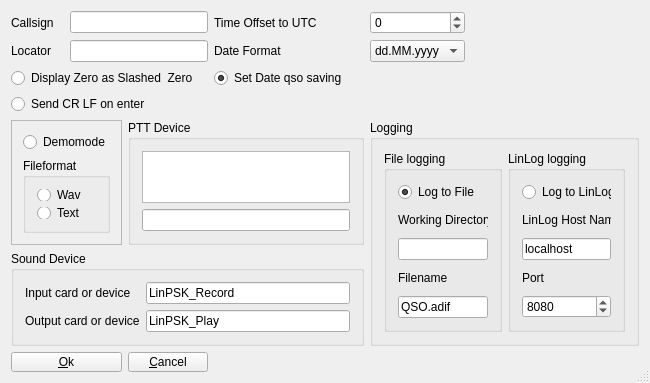
dl1ksv/linpsk, file gui/generalsettings.ui: the form before one commit.
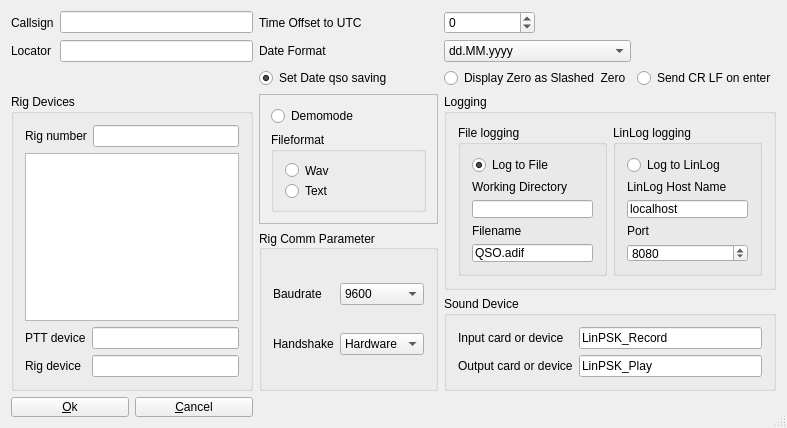
The form after the commit.

Commit message: Start using hamlib

```diff
--- a/gui/generalsettings.ui
+++ b/gui/generalsettings.ui
@@ -6,8 +6,8 @@
    <rect>
     <x>0</x>
     <y>0</y>
-    <width>650</width>
-    <height>383</height>
+    <width>787</width>
+    <height>428</height>
    </rect>
   </property>
   <property name="sizePolicy">
@@ -37,45 +37,19 @@
   <property name="sizeGripEnabled">
    <bool>true</bool>
   </property>
-  <layout class="QGridLayout" name="gridLayout_2">
-   <item row="0" column="0">
-    <widget class="QLabel" name="CallsignL">
-     <property name="frameShape">
-      <enum>QFrame::NoFrame</enum>
+  <layout class="QGridLayout" name="gridLayout_6">
+   <item row="1" column="5">
+    <spacer name="horizontalSpacer_7">
+     <property name="orientation">
+      <enum>Qt::Horizontal</enum>
      </property>
-     <property name="frameShadow">
-      <enum>QFrame::Plain</enum>
+     <property name="sizeHint" stdset="0">
+      <size>
+       <width>178</width>
+       <height>20</height>
+      </size>
      </property>
-     <property name="text">
-      <string>Callsign</string>
-     </property>
-     <property name="wordWrap">
-      <bool>false</bool>
-     </property>
-    </widget>
-   </item>
-   <item row="0" column="1" colspan="2">
-    <widget class="QLineEdit" name="Callsign"/>
-   </item>
-   <item row="0" column="3">
-    <widget class="QLabel" name="UTCL">
-     <property name="text">
-      <string>Time Offset to UTC</string>
-     </property>
-     <property name="wordWrap">
-      <bool>false</bool>
-     </property>
-    </widget>
-   </item>
-   <item row="0" column="4">
-    <widget class="QSpinBox" name="UTC">
-     <property name="minimum">
-      <number>-12</number>
-     </property>
-     <property name="maximum">
-      <number>12</number>
-     </property>
-    </widget>
+    </spacer>
    </item>
    <item row="0" column="5">
     <spacer name="horizontalSpacer_6">
@@ -90,24 +64,7 @@
      </property>
     </spacer>
    </item>
-   <item row="1" column="0">
-    <widget class="QLabel" name="label_3">
-     <property name="text">
-      <string>Locator</string>
-     </property>
-    </widget>
-   </item>
-   <item row="1" column="1" colspan="2">
-    <widget class="QLineEdit" name="myLocator"/>
-   </item>
-   <item row="1" column="3">
-    <widget class="QLabel" name="label_6">
-     <property name="text">
-      <string>Date Format</string>
-     </property>
-    </widget>
-   </item>
-   <item row="1" column="4">
+   <item row="1" column="3" colspan="2">
     <widget class="QComboBox" name="dateFormat">
      <property name="whatsThis">
       <string>describes the format displaying the date within qsodata </string>
@@ -124,20 +81,10 @@
      </item>
     </widget>
    </item>
-   <item row="1" column="5">
-    <spacer name="horizontalSpacer_7">
-     <property name="orientation">
-      <enum>Qt::Horizontal</enum>
-     </property>
-     <property name="sizeHint" stdset="0">
-      <size>
-       <width>178</width>
-       <height>20</height>
-      </size>
-     </property>
-    </spacer>
+   <item row="0" column="1">
+    <widget class="QLineEdit" name="Callsign"/>
    </item>
-   <item row="2" column="0" colspan="3">
+   <item row="2" column="3" colspan="2">
     <widget class="QRadioButton" name="SlashedZero">
      <property name="font">
       <font/>
@@ -150,43 +97,7 @@
      </property>
     </widget>
    </item>
-   <item row="3" column="0" colspan="3">
-    <widget class="QRadioButton" name="autoCrLf">
-     <property name="enabled">
-      <bool>true</bool>
-     </property>
-     <property name="text">
-      <string>Send CR LF on enter</string>
-     </property>
-    </widget>
-   </item>
-   <item row="3" column="3">
-    <spacer name="horizontalSpacer_4">
-     <property name="orientation">
-      <enum>Qt::Horizontal</enum>
-     </property>
-     <property name="sizeHint" stdset="0">
-      <size>
-       <width>129</width>
-       <height>20</height>
-      </size>
-     </property>
-    </spacer>
-   </item>
-   <item row="3" column="4" colspan="2">
-    <spacer name="horizontalSpacer_5">
-     <property name="orientation">
-      <enum>Qt::Horizontal</enum>
-     </property>
-     <property name="sizeHint" stdset="0">
-      <size>
-       <width>283</width>
-       <height>20</height>
-      </size>
-     </property>
-    </spacer>
-   </item>
-   <item row="4" column="0" colspan="2">
+   <item row="4" column="2">
     <widget class="QFrame" name="frame">
      <property name="frameShape">
       <enum>QFrame::StyledPanel</enum>
@@ -234,50 +145,152 @@
      </layout>
     </widget>
    </item>
-   <item row="6" column="0" colspan="2">
-    <widget class="QPushButton" name="buttonOk">
+   <item row="1" column="2">
+    <widget class="QLabel" name="label_6">
+     <property name="text">
+      <string>Date Format</string>
+     </property>
+    </widget>
+   </item>
+   <item row="1" column="0">
+    <widget class="QLabel" name="label_3">
+     <property name="text">
+      <string>Locator</string>
+     </property>
+    </widget>
+   </item>
+   <item row="1" column="1">
+    <widget class="QLineEdit" name="myLocator"/>
+   </item>
+   <item row="2" column="2">
+    <widget class="QRadioButton" name="autoDate">
      <property name="minimumSize">
       <size>
-       <width>80</width>
-       <height>20</height>
+       <width>150</width>
+       <height>0</height>
       </size>
      </property>
-     <property name="font">
-      <font/>
-     </property>
-     <property name="focusPolicy">
-      <enum>Qt::ClickFocus</enum>
-     </property>
      <property name="text">
-      <string>&amp;Ok</string>
+      <string>Set Date qso saving</string>
      </property>
-     <property name="shortcut">
-      <string>Alt+O</string>
+     <property name="checked">
+      <bool>true</bool>
      </property>
-     <property name="autoDefault">
-      <bool>false</bool>
-     </property>
-     <property name="default">
+     <property name="autoExclusive">
       <bool>false</bool>
      </property>
     </widget>
    </item>
-   <item row="4" column="2" colspan="2">
+   <item row="4" column="0" rowspan="3" colspan="2">
     <widget class="QGroupBox" name="groupBox_2">
      <property name="title">
-      <string>PTT Device</string>
+      <string>Rig Devices</string>
      </property>
      <layout class="QVBoxLayout" name="verticalLayout_5">
+      <item>
+       <layout class="QHBoxLayout" name="horizontalLayout">
+        <item>
+         <widget class="QLabel" name="label_11">
+          <property name="text">
+           <string>Rig number</string>
+          </property>
+         </widget>
+        </item>
+        <item>
+         <widget class="QLineEdit" name="modelNr">
+          <property name="toolTip">
+           <string>Set Rig number as defined in hamlib</string>
+          </property>
+          <property name="inputMask">
+           <string extracomment="Modelnumber from hamlib">0999</string>
+          </property>
+          <property name="alignment">
+           <set>Qt::AlignRight|Qt::AlignTrailing|Qt::AlignVCenter</set>
+          </property>
+         </widget>
+        </item>
+       </layout>
+      </item>
       <item>
        <widget class="QListView" name="AvailableDevices"/>
       </item>
       <item>
-       <widget class="QLineEdit" name="SelectedDevice"/>
+       <layout class="QGridLayout" name="gridLayout_2">
+        <item row="0" column="1">
+         <widget class="QLineEdit" name="pttDevice"/>
+        </item>
+        <item row="0" column="0">
+         <widget class="QLabel" name="label_9">
+          <property name="text">
+           <string>PTT device</string>
+          </property>
+         </widget>
+        </item>
+        <item row="1" column="0">
+         <widget class="QLabel" name="label_10">
+          <property name="text">
+           <string>Rig device</string>
+          </property>
+         </widget>
+        </item>
+        <item row="1" column="1">
+         <widget class="QLineEdit" name="rigControl"/>
+        </item>
+       </layout>
       </item>
      </layout>
     </widget>
    </item>
-   <item row="4" column="4" rowspan="2" colspan="2">
+   <item row="7" column="2">
+    <spacer name="horizontalSpacer_8">
+     <property name="orientation">
+      <enum>Qt::Horizontal</enum>
+     </property>
+     <property name="sizeHint" stdset="0">
+      <size>
+       <width>40</width>
+       <height>20</height>
+      </size>
+     </property>
+    </spacer>
+   </item>
+   <item row="0" column="3">
+    <widget class="QSpinBox" name="UTC">
+     <property name="minimum">
+      <number>-12</number>
+     </property>
+     <property name="maximum">
+      <number>12</number>
+     </property>
+    </widget>
+   </item>
+   <item row="0" column="0">
+    <widget class="QLabel" name="CallsignL">
+     <property name="frameShape">
+      <enum>QFrame::NoFrame</enum>
+     </property>
+     <property name="frameShadow">
+      <enum>QFrame::Plain</enum>
+     </property>
+     <property name="text">
+      <string>Callsign</string>
+     </property>
+     <property name="wordWrap">
+      <bool>false</bool>
+     </property>
+    </widget>
+   </item>
+   <item row="0" column="2">
+    <widget class="QLabel" name="UTCL">
+     <property name="text">
+      <string>Time Offset to UTC</string>
+     </property>
+     <property name="wordWrap">
+      <bool>false</bool>
+     </property>
+    </widget>
+   </item>
+   <item row="4" column="3" rowspan="2" colspan="3">
     <widget class="QGroupBox" name="groupBox_3">
      <property name="title">
       <string>Logging</string>
@@ -388,7 +401,106 @@
      </layout>
     </widget>
    </item>
-   <item row="5" column="0" colspan="4">
+   <item row="5" column="2" rowspan="2">
+    <widget class="QGroupBox" name="groupBox">
+     <property name="title">
+      <string>Rig Comm Parameter</string>
+     </property>
+     <property name="alignment">
+      <set>Qt::AlignLeading|Qt::AlignLeft|Qt::AlignVCenter</set>
+     </property>
+     <layout class="QGridLayout" name="gridLayout_5">
+      <item row="0" column="0">
+       <widget class="QLabel" name="label_14">
+        <property name="text">
+         <string>Baudrate</string>
+        </property>
+       </widget>
+      </item>
+      <item row="0" column="1">
+       <widget class="QComboBox" name="baudRate">
+        <property name="toolTip">
+         <string>Select Baudrate</string>
+        </property>
+        <property name="currentIndex">
+         <number>3</number>
+        </property>
+        <item>
+         <property name="text">
+          <string>1200</string>
+         </property>
+        </item>
+        <item>
+         <property name="text">
+          <string>2400</string>
+         </property>
+        </item>
+        <item>
+         <property name="text">
+          <string>4800</string>
+         </property>
+        </item>
+        <item>
+         <property name="text">
+          <string>9600</string>
+         </property>
+        </item>
+        <item>
+         <property name="text">
+          <string>19200</string>
+         </property>
+        </item>
+        <item>
+         <property name="text">
+          <string>38400</string>
+         </property>
+        </item>
+        <item>
+         <property name="text">
+          <string>57600</string>
+         </property>
+        </item>
+       </widget>
+      </item>
+      <item row="1" column="0">
+       <widget class="QLabel" name="label_15">
+        <property name="text">
+         <string>Handshake</string>
+        </property>
+       </widget>
+      </item>
+      <item row="1" column="1">
+       <widget class="QComboBox" name="handShake">
+        <property name="toolTip">
+         <string>Select Handshake</string>
+        </property>
+        <property name="currentIndex">
+         <number>1</number>
+        </property>
+        <property name="maxVisibleItems">
+         <number>3</number>
+        </property>
+        <item>
+         <property name="text">
+          <string>None</string>
+         </property>
+        </item>
+        <item>
+         <property name="text">
+          <string>Hardware</string>
+         </property>
+        </item>
+        <item>
+         <property name="text">
+          <string>XonXoff</string>
+         </property>
+        </item>
+       </widget>
+      </item>
+     </layout>
+    </widget>
+   </item>
+   <item row="6" column="3" colspan="3">
     <widget class="QGroupBox" name="SoundDeviceBox">
      <property name="title">
       <string>Sound Device</string>
@@ -425,95 +537,105 @@
      </layout>
     </widget>
    </item>
-   <item row="6" column="4" colspan="2">
-    <spacer name="horizontalSpacer_3">
-     <property name="orientation">
-      <enum>Qt::Horizontal</enum>
-     </property>
-     <property name="sizeHint" stdset="0">
-      <size>
-       <width>115</width>
-       <height>20</height>
-      </size>
-     </property>
-    </spacer>
+   <item row="7" column="0" colspan="2">
+    <layout class="QHBoxLayout" name="horizontalLayout_2">
+     <item>
+      <widget class="QPushButton" name="buttonOk">
+       <property name="minimumSize">
+        <size>
+         <width>80</width>
+         <height>20</height>
+        </size>
+       </property>
+       <property name="font">
+        <font/>
+       </property>
+       <property name="focusPolicy">
+        <enum>Qt::ClickFocus</enum>
+       </property>
+       <property name="text">
+        <string>&amp;Ok</string>
+       </property>
+       <property name="shortcut">
+        <string>Alt+O</string>
+       </property>
+       <property name="autoDefault">
+        <bool>false</bool>
+       </property>
+       <property name="default">
+        <bool>false</bool>
+       </property>
+      </widget>
+     </item>
+     <item>
+      <widget class="QPushButton" name="buttonCancel">
+       <property name="minimumSize">
+        <size>
+         <width>80</width>
+         <height>20</height>
+        </size>
+       </property>
+       <property name="font">
+        <font/>
+       </property>
+       <property name="focusPolicy">
+        <enum>Qt::ClickFocus</enum>
+       </property>
+       <property name="text">
+        <string>&amp;Cancel</string>
+       </property>
+       <property name="shortcut">
+        <string/>
+       </property>
+       <property name="autoDefault">
+        <bool>false</bool>
+       </property>
+       <property name="default">
+        <bool>false</bool>
+       </property>
+       <property name="flat">
+        <bool>false</bool>
+       </property>
+      </widget>
+     </item>
+    </layout>
    </item>
-   <item row="6" column="2">
-    <widget class="QPushButton" name="buttonCancel">
-     <property name="minimumSize">
-      <size>
-       <width>80</width>
-       <height>20</height>
-      </size>
-     </property>
-     <property name="font">
-      <font/>
-     </property>
-     <property name="focusPolicy">
-      <enum>Qt::ClickFocus</enum>
-     </property>
-     <property name="text">
-      <string>&amp;Cancel</string>
-     </property>
-     <property name="shortcut">
-      <string/>
-     </property>
-     <property name="autoDefault">
-      <bool>false</bool>
-     </property>
-     <property name="default">
-      <bool>false</bool>
-     </property>
-     <property name="flat">
-      <bool>false</bool>
-     </property>
-    </widget>
-   </item>
-   <item row="6" column="3">
-    <spacer name="horizontalSpacer_8">
-     <property name="orientation">
-      <enum>Qt::Horizontal</enum>
-     </property>
-     <property name="sizeHint" stdset="0">
-      <size>
-       <width>40</width>
-       <height>20</height>
-      </size>
-     </property>
-    </spacer>
-   </item>
-   <item row="2" column="4" colspan="2">
-    <spacer name="horizontalSpacer_2">
-     <property name="orientation">
-      <enum>Qt::Horizontal</enum>
-     </property>
-     <property name="sizeHint" stdset="0">
-      <size>
-       <width>115</width>
-       <height>20</height>
-      </size>
-     </property>
-    </spacer>
-   </item>
-   <item row="2" column="3">
-    <widget class="QRadioButton" name="autoDate">
-     <property name="minimumSize">
-      <size>
-       <width>150</width>
-       <height>0</height>
-      </size>
-     </property>
-     <property name="text">
-      <string>Set Date qso saving</string>
-     </property>
-     <property name="checked">
+   <item row="2" column="5">
+    <widget class="QRadioButton" name="autoCrLf">
+     <property name="enabled">
       <bool>true</bool>
      </property>
-     <property name="autoExclusive">
-      <bool>false</bool>
+     <property name="text">
+      <string>Send CR LF on enter</string>
      </property>
     </widget>
    </item>
+   <item row="2" column="0" colspan="2">
+    <spacer name="horizontalSpacer_5">
+     <property name="orientation">
+      <enum>Qt::Horizontal</enum>
+     </property>
+     <property name="sizeHint" stdset="0">
+      <size>
+       <width>283</width>
+       <height>20</height>
+      </size>
+     </property>
+    </spacer>
+   </item>
+   <item row="7" column="3" colspan="3">
+    <spacer name="horizontalSpacer">
+     <property name="orientation">
+      <enum>Qt::Horizontal</enum>
+     </property>
+     <property name="sizeHint" stdset="0">
+      <size>
+       <width>358</width>
+       <height>20</height>
+      </size>
+     </property>
+    </spacer>
+   </item>
   </layout>
  </widget>
  <layoutdefault spacing="6" margin="11"/>
```
Left out of the diff: 77 changed lines with no effect on the pictures. The commit also changes 24 other files.
